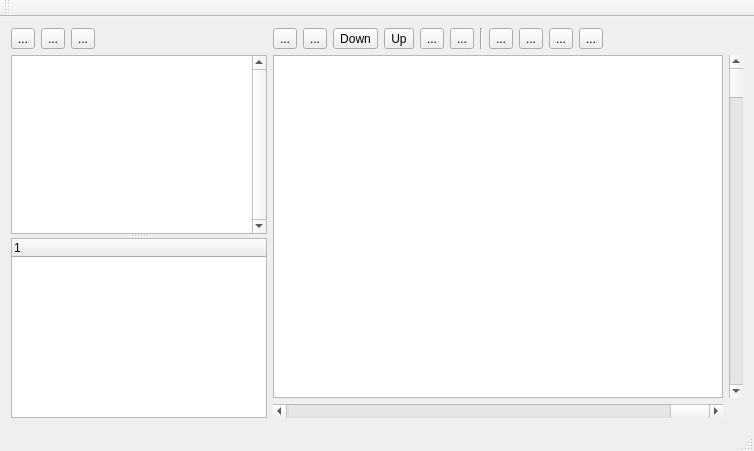
The window that tool/star_rpg_editor/star_rpg_editor/mainwindow.ui (wasedaigo/star-rpg-framework) describes before a commit, drawn with Qt 5.
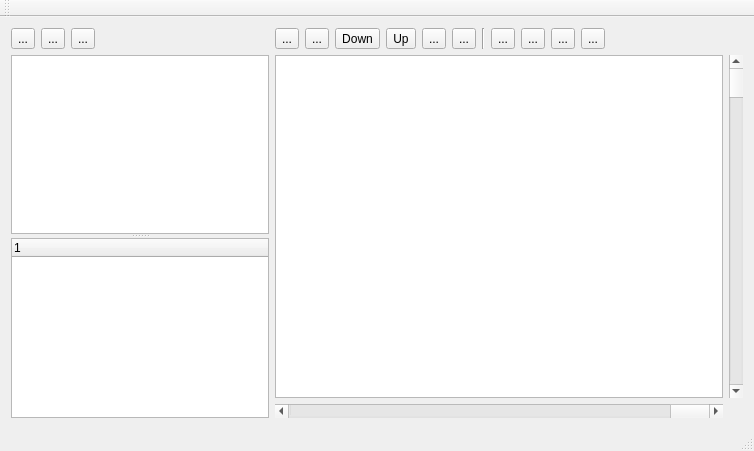
The same window after the commit. Icons and pictures are not drawn.

Commit message: Tweaked palette scroll box

The edit to the form file:
```diff
--- a/tool/star_rpg_editor/star_rpg_editor/mainwindow.ui
+++ b/tool/star_rpg_editor/star_rpg_editor/mainwindow.ui
@@ -134,19 +134,25 @@
            </property>
            <property name="minimumSize">
             <size>
-             <width>256</width>
+             <width>258</width>
              <height>128</height>
             </size>
            </property>
            <property name="lineWidth">
             <number>0</number>
            </property>
+           <property name="midLineWidth">
+            <number>0</number>
+           </property>
            <property name="verticalScrollBarPolicy">
-            <enum>Qt::ScrollBarAlwaysOn</enum>
+            <enum>Qt::ScrollBarAlwaysOff</enum>
            </property>
            <property name="horizontalScrollBarPolicy">
             <enum>Qt::ScrollBarAlwaysOff</enum>
            </property>
+           <property name="alignment">
+            <set>Qt::AlignLeading|Qt::AlignLeft|Qt::AlignTop</set>
+           </property>
           </widget>
          </item>
         </layout>
```
